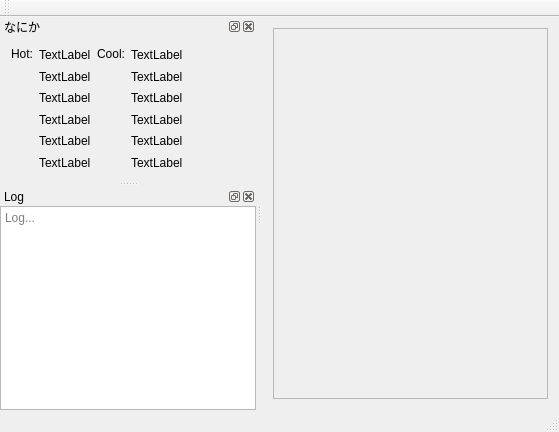
hal1437/AsahikawaProcon-Server, file mainwindow.ui: the form before one commit.
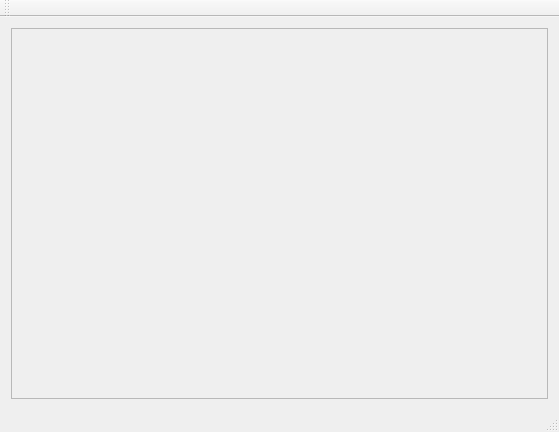
The form after the commit.

Diff of the .ui file:
```diff
--- a/mainwindow.ui
+++ b/mainwindow.ui
@@ -46,187 +46,6 @@
    </attribute>
   </widget>
   <widget class="QStatusBar" name="statusBar"/>
-  <widget class="QDockWidget" name="dockWidget">
-   <property name="windowTitle">
-    <string>なにか</string>
-   </property>
-   <attribute name="dockWidgetArea">
-    <number>1</number>
-   </attribute>
-   <widget class="QWidget" name="dockWidgetContents">
-    <layout class="QVBoxLayout" name="verticalLayout_4">
-     <item>
-      <layout class="QHBoxLayout" name="horizontalLayout_3">
-       <item>
-        <widget class="QLabel" name="label">
-         <property name="text">
-          <string>Hot:</string>
-         </property>
-         <property name="alignment">
-          <set>Qt::AlignLeading|Qt::AlignLeft|Qt::AlignTop</set>
-         </property>
-        </widget>
-       </item>
-       <item>
-        <layout class="QVBoxLayout" name="verticalLayout_2">
-         <item>
-          <widget class="QLabel" name="label_2">
-           <property name="text">
-            <string>TextLabel</string>
-           </property>
-          </widget>
-         </item>
-         <item>
-          <widget class="QLabel" name="label_5">
-           <property name="text">
-            <string>TextLabel</string>
-           </property>
-          </widget>
-         </item>
-         <item>
-          <widget class="QLabel" name="label_4">
-           <property name="text">
-            <string>TextLabel</string>
-           </property>
-          </widget>
-         </item>
-         <item>
-          <widget class="QLabel" name="label_3">
-           <property name="text">
-            <string>TextLabel</string>
-           </property>
-          </widget>
-         </item>
-         <item>
-          <widget class="QLabel" name="label_12">
-           <property name="text">
-            <string>TextLabel</string>
-           </property>
-          </widget>
-         </item>
-         <item>
-          <widget class="QLabel" name="label_11">
-           <property name="text">
-            <string>TextLabel</string>
-           </property>
-          </widget>
-         </item>
-        </layout>
-       </item>
-       <item>
-        <widget class="QLabel" name="label_6">
-         <property name="text">
-          <string>Cool:</string>
-         </property>
-         <property name="alignment">
-          <set>Qt::AlignLeading|Qt::AlignLeft|Qt::AlignTop</set>
-         </property>
-        </widget>
-       </item>
-       <item>
-        <layout class="QVBoxLayout" name="verticalLayout_3">
-         <item>
-          <widget class="QLabel" name="label_7">
-           <property name="text">
-            <string>TextLabel</string>
-           </property>
-          </widget>
-         </item>
-         <item>
-          <widget class="QLabel" name="label_8">
-           <property name="text">
-            <string>TextLabel</string>
-           </property>
-          </widget>
-         </item>
-         <item>
-          <widget class="QLabel" name="label_9">
-           <property name="text">
-            <string>TextLabel</string>
-           </property>
-          </widget>
-         </item>
-         <item>
-          <widget class="QLabel" name="label_14">
-           <property name="text">
-            <string>TextLabel</string>
-           </property>
-          </widget>
-         </item>
-         <item>
-          <widget class="QLabel" name="label_13">
-           <property name="text">
-            <string>TextLabel</string>
-           </property>
-          </widget>
-         </item>
-         <item>
-          <widget class="QLabel" name="label_10">
-           <property name="text">
-            <string>TextLabel</string>
-           </property>
-          </widget>
-         </item>
-        </layout>
-       </item>
-       <item>
-        <spacer name="horizontalSpacer">
-         <property name="orientation">
-          <enum>Qt::Horizontal</enum>
-         </property>
-         <property name="sizeHint" stdset="0">
-          <size>
-           <width>40</width>
-           <height>20</height>
-          </size>
-         </property>
-        </spacer>
-       </item>
-      </layout>
-     </item>
-    </layout>
-   </widget>
-  </widget>
-  <widget class="QDockWidget" name="LogDock">
-   <property name="windowTitle">
-    <string>Log</string>
-   </property>
-   <attribute name="dockWidgetArea">
-    <number>1</number>
-   </attribute>
-   <widget class="QWidget" name="dockWidgetContents_2">
-    <layout class="QVBoxLayout" name="verticalLayout">
-     <property name="leftMargin">
-      <number>0</number>
-     </property>
-     <property name="topMargin">
-      <number>0</number>
-     </property>
-     <property name="rightMargin">
-      <number>0</number>
-     </property>
-     <property name="bottomMargin">
-      <number>0</number>
-     </property>
-     <item>
-      <widget class="QPlainTextEdit" name="plainTextEdit">
-       <property name="readOnly">
-        <bool>true</bool>
-       </property>
-       <property name="backgroundVisible">
-        <bool>false</bool>
-       </property>
-       <property name="centerOnScroll">
-        <bool>false</bool>
-       </property>
-       <property name="placeholderText">
-        <string>Log...</string>
-       </property>
-      </widget>
-     </item>
-    </layout>
-   </widget>
-  </widget>
  </widget>
  <layoutdefault spacing="6" margin="11"/>
  <resources/>
```
